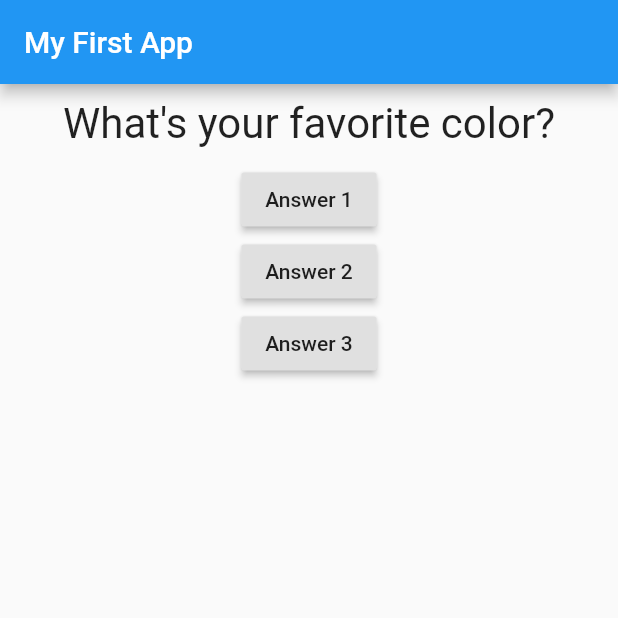
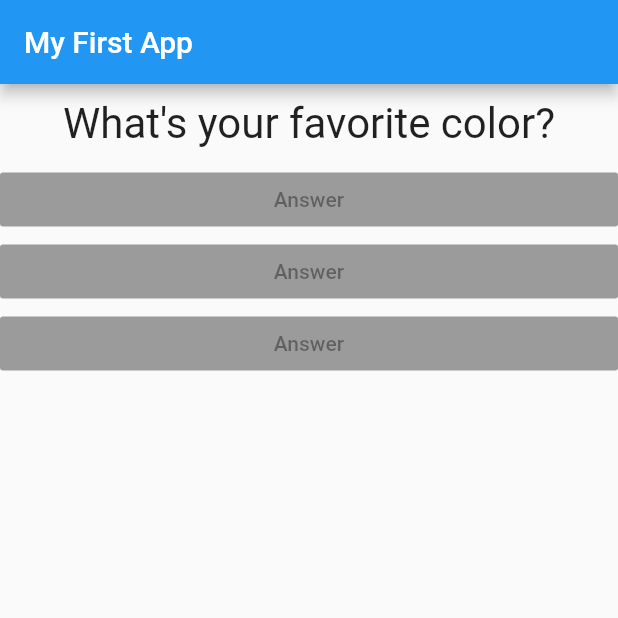
Before and after one commit to Boleto/quizz_flutter, a Flutter app: the screen it shows after launch, on a phone screen of 412 x 824 dp, the top half of it. Run offline on Flutter 3.47's test engine with Material 2 defaults, Android fonts, the phone set to English and light mode, and no system bars.

Commit message:
Move the answer button to its own Widget

```diff
--- /dev/null
+++ b/lib/answer.dart
@@ -0,0 +1,15 @@
+import 'package:flutter/material.dart';
+
+class Answer extends StatelessWidget {
+  @override
+  Widget build(BuildContext context) {
+    return Container(
+      width: double.infinity,
+      child: RaisedButton(
+        color: Colors.blue,
+        onPressed: null,
+        child: Text('Answer'),
+      ),
+    );
+  }
+}
--- a/lib/main.dart
+++ b/lib/main.dart
@@ -1,4 +1,5 @@
 import 'package:flutter/material.dart';
+import 'package:quizz_flutter/answer.dart';
 import 'package:quizz_flutter/question.dart';
 
 void main() => runApp(MyApp());
@@ -26,18 +27,9 @@ class _MyAppState extends State<MyApp> {
         body: Column(
           children: [
             Question(questionText: _questions[_questionIndex]),
-            RaisedButton(
-              onPressed: _answerQuestion,
-              child: Text('Answer 1'),
-            ),
-            RaisedButton(
-              onPressed: _answerQuestion,
-              child: Text('Answer 2'),
-            ),
-            RaisedButton(
-              onPressed: _answerQuestion,
-              child: Text('Answer 3'),
-            ),
+            Answer(),
+            Answer(),
+            Answer(),
           ],
         ),
       ),
```
